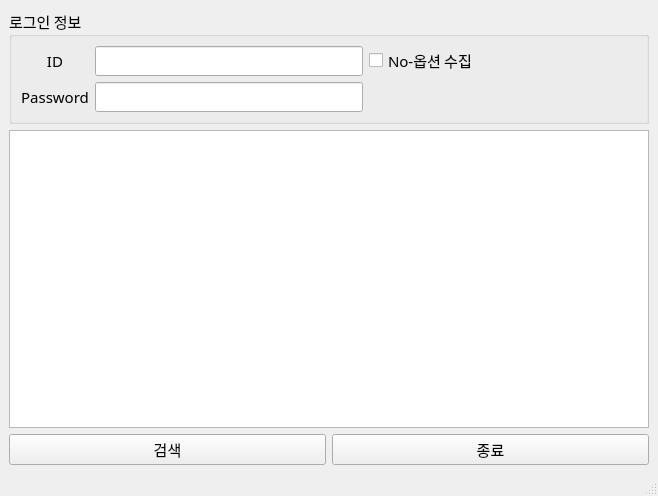
This is JingDongShoppingCrawller/driver/main_ui.ui in TomLee9903/TomLee9903 as Qt 5 draws it before an edit. The edited form follows.
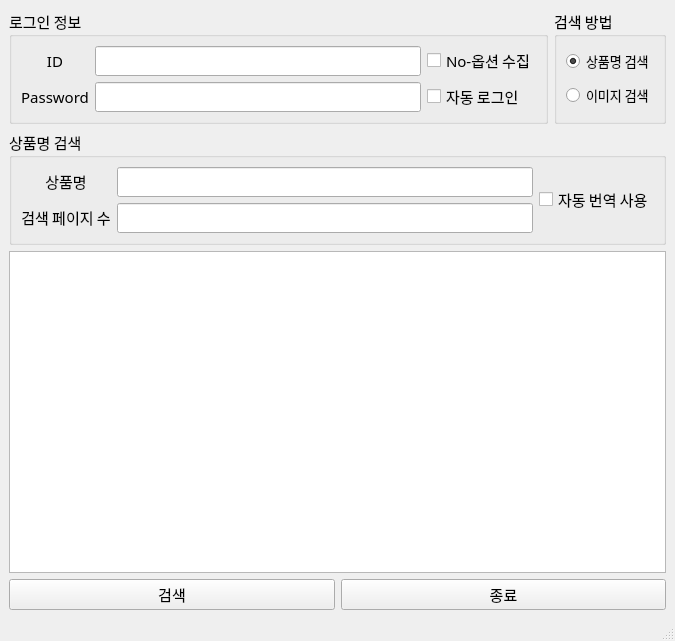
This is the edited form.

Patch:
```diff
--- a/JingDongShoppingCrawller/driver/main_ui.ui
+++ b/JingDongShoppingCrawller/driver/main_ui.ui
@@ -6,15 +6,15 @@
    <rect>
     <x>0</x>
     <y>0</y>
-    <width>658</width>
-    <height>496</height>
+    <width>675</width>
+    <height>641</height>
    </rect>
   </property>
   <property name="windowTitle">
    <string>JD.com Web crawller</string>
   </property>
   <widget class="QWidget" name="centralwidget">
-   <layout class="QGridLayout" name="gridLayout_6">
+   <layout class="QGridLayout" name="gridLayout_3">
     <item row="0" column="0">
      <widget class="QGroupBox" name="groupBox_3">
       <property name="font">
@@ -27,32 +27,24 @@
        <string>로그인 정보</string>
       </property>
       <layout class="QGridLayout" name="gridLayout_5">
-       <item row="1" column="2">
-        <spacer name="horizontalSpacer">
-         <property name="orientation">
-          <enum>Qt::Horizontal</enum>
+       <item row="2" column="2">
+        <widget class="QCheckBox" name="auto_login_val">
+         <property name="text">
+          <string>자동 로그인</string>
          </property>
-         <property name="sizeHint" stdset="0">
-          <size>
-           <width>40</width>
-           <height>20</height>
-          </size>
+         <property name="checked">
+          <bool>false</bool>
          </property>
-        </spacer>
+        </widget>
        </item>
-       <item row="1" column="0">
-        <widget class="QLabel" name="label_6">
+       <item row="0" column="1">
+        <widget class="QLineEdit" name="id_info">
          <property name="font">
           <font>
            <family>맑은 고딕</family>
            <pointsize>11</pointsize>
-           <weight>50</weight>
-           <bold>false</bold>
           </font>
          </property>
-         <property name="text">
-          <string>&lt;html&gt;&lt;head/&gt;&lt;body&gt;&lt;p align=&quot;center&quot;&gt;Password&lt;/p&gt;&lt;/body&gt;&lt;/html&gt;</string>
-         </property>
         </widget>
        </item>
        <item row="0" column="0">
@@ -70,7 +62,7 @@
          </property>
         </widget>
        </item>
-       <item row="1" column="1">
+       <item row="2" column="1">
         <widget class="QLineEdit" name="password_info">
          <property name="font">
           <font>
@@ -83,14 +75,19 @@
          </property>
         </widget>
        </item>
-       <item row="0" column="1">
-        <widget class="QLineEdit" name="id_info">
+       <item row="2" column="0">
+        <widget class="QLabel" name="label_6">
          <property name="font">
           <font>
            <family>맑은 고딕</family>
            <pointsize>11</pointsize>
+           <weight>50</weight>
+           <bold>false</bold>
           </font>
          </property>
+         <property name="text">
+          <string>&lt;html&gt;&lt;head/&gt;&lt;body&gt;&lt;p align=&quot;center&quot;&gt;Password&lt;/p&gt;&lt;/body&gt;&lt;/html&gt;</string>
+         </property>
         </widget>
        </item>
        <item row="0" column="2">
@@ -103,10 +100,88 @@
       </layout>
      </widget>
     </item>
-    <item row="1" column="0">
-     <layout class="QGridLayout" name="gridLayout_3"/>
+    <item row="1" column="0" colspan="2">
+     <widget class="QGroupBox" name="groupBox_2">
+      <property name="font">
+       <font>
+        <family>맑은 고딕</family>
+        <pointsize>11</pointsize>
+       </font>
+      </property>
+      <property name="title">
+       <string>상품명 검색</string>
+      </property>
+      <layout class="QGridLayout" name="gridLayout_2">
+       <item row="0" column="0">
+        <widget class="QLabel" name="label_8">
+         <property name="font">
+          <font>
+           <family>맑은 고딕</family>
+           <pointsize>11</pointsize>
+           <weight>50</weight>
+           <bold>false</bold>
+          </font>
+         </property>
+         <property name="text">
+          <string>&lt;html&gt;&lt;head/&gt;&lt;body&gt;&lt;p align=&quot;center&quot;&gt;상품명&lt;/p&gt;&lt;/body&gt;&lt;/html&gt;</string>
+         </property>
+        </widget>
+       </item>
+       <item row="1" column="1">
+        <widget class="QLineEdit" name="page_cnt">
+         <property name="enabled">
+          <bool>true</bool>
+         </property>
+         <property name="font">
+          <font>
+           <family>맑은 고딕</family>
+           <pointsize>11</pointsize>
+          </font>
+         </property>
+         <property name="echoMode">
+          <enum>QLineEdit::Normal</enum>
+         </property>
+        </widget>
+       </item>
+       <item row="0" column="1">
+        <widget class="QLineEdit" name="item_name">
+         <property name="enabled">
+          <bool>true</bool>
+         </property>
+         <property name="font">
+          <font>
+           <family>맑은 고딕</family>
+           <pointsize>11</pointsize>
+          </font>
+         </property>
+        </widget>
+       </item>
+       <item row="1" column="0">
+        <widget class="QLabel" name="label_7">
+         <property name="font">
+          <font>
+           <family>맑은 고딕</family>
+           <pointsize>11</pointsize>
+           <weight>50</weight>
+           <bold>false</bold>
+          </font>
+         </property>
+         <property name="text">
+          <string>&lt;html&gt;&lt;head/&gt;&lt;body&gt;&lt;p align=&quot;center&quot;&gt;검색 페이지 수&lt;/p&gt;&lt;/body&gt;&lt;/html&gt;</string>
+         </property>
+        </widget>
+       </item>
+       <item row="0" column="2" rowspan="2">
+        <widget class="QCheckBox" name="auto_translate">
+         <property name="text">
+          <string>자동 번역 사용</string>
+         </property>
+        </widget>
+       </item>
+      </layout>
+     </widget>
     </item>
-    <item row="2" column="0">
+    <item row="2" column="0" colspan="2">
      <layout class="QGridLayout" name="gridLayout_4">
       <item row="0" column="0" colspan="2">
        <widget class="QTextBrowser" name="textBrowser">
@@ -146,6 +221,50 @@
       </item>
      </layout>
     </item>
+    <item row="0" column="1">
+     <widget class="QGroupBox" name="groupBox">
+      <property name="font">
+       <font>
+        <family>맑은 고딕</family>
+        <pointsize>11</pointsize>
+       </font>
+      </property>
+      <property name="title">
+       <string>검색 방법</string>
+      </property>
+      <layout class="QGridLayout" name="gridLayout">
+       <item row="0" column="0">
+        <widget class="QRadioButton" name="item_name_radio">
+         <property name="font">
+          <font>
+           <family>맑은 고딕</family>
+           <pointsize>10</pointsize>
+          </font>
+         </property>
+         <property name="text">
+          <string>상품명 검색</string>
+         </property>
+         <property name="checked">
+          <bool>true</bool>
+         </property>
+        </widget>
+       </item>
+       <item row="1" column="0">
+        <widget class="QRadioButton" name="image_radio">
+         <property name="font">
+          <font>
+           <family>맑은 고딕</family>
+           <pointsize>10</pointsize>
+          </font>
+         </property>
+         <property name="text">
+          <string>이미지 검색</string>
+         </property>
+        </widget>
+       </item>
+      </layout>
+     </widget>
+    </item>
    </layout>
   </widget>
   <widget class="QMenuBar" name="menubar">
@@ -153,7 +272,7 @@
     <rect>
      <x>0</x>
      <y>0</y>
-     <width>658</width>
+     <width>675</width>
      <height>26</height>
     </rect>
    </property>
```
Left out of the diff: 7 changed lines with no effect on the pictures.
